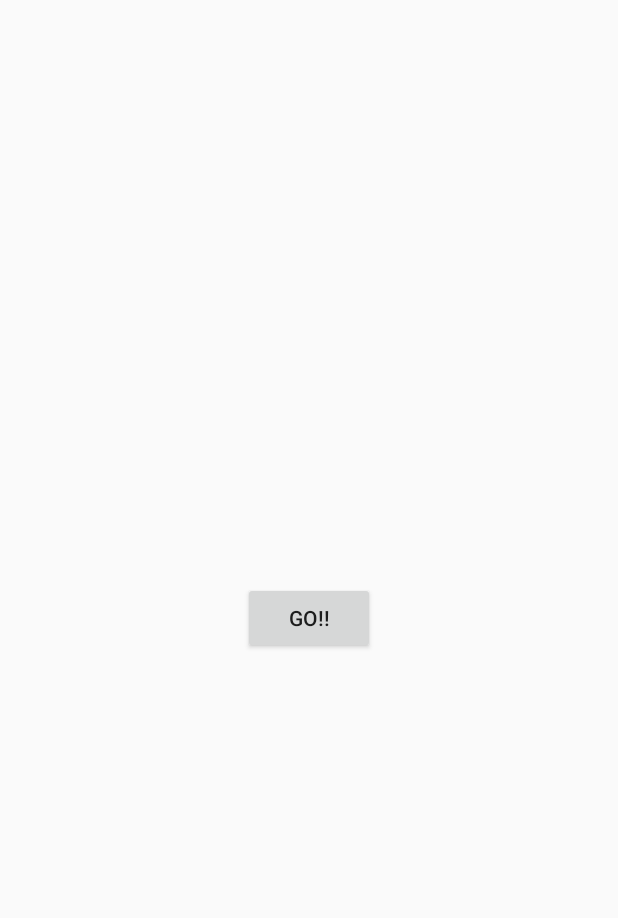
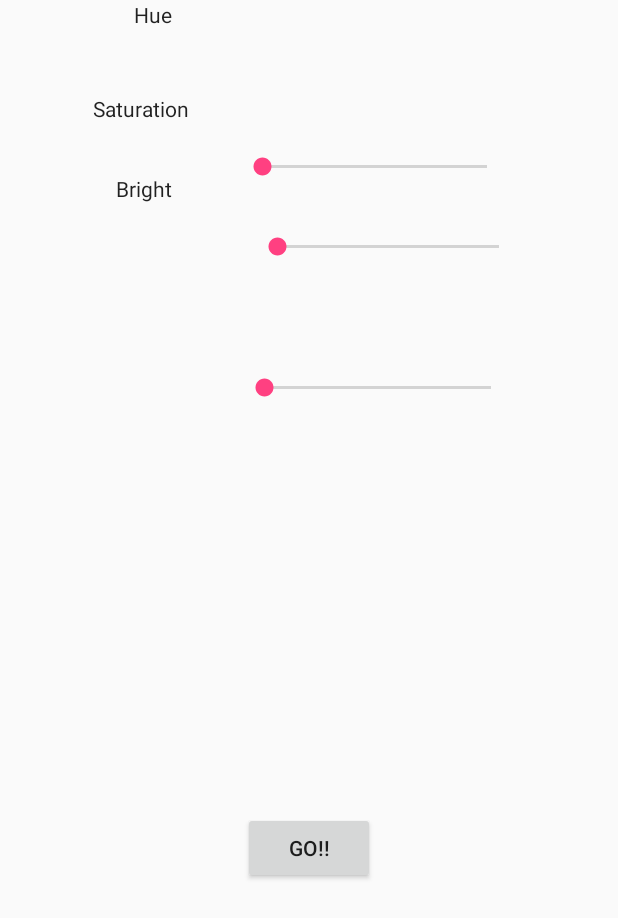
Before and after one commit to rafasalas/Rugs, an Android app: the screen it shows after launch (MainActivity), on a phone screen of 412 x 824 dp. Shown: the top 918 px of the screen. Run offline under Robolectric (Android 15) with nearby library versions, the phone set to English and light mode, and no system bars.

Commit message:
Colors first round

```diff
--- a/app/src/main/java/com/rafasalas/rugs/global.java
+++ b/app/src/main/java/com/rafasalas/rugs/global.java
@@ -14,7 +14,8 @@ public class global extends Application {
 
     private int r=255,g=255,b=255;*/
 
-
+    private boolean palette=false;
+    private float[] hsv = new float[3];
     private float intensity;
 
 
@@ -35,9 +36,11 @@ public class global extends Application {
     //fin finger
 
 
+    public void set_palette(boolean palette){this.palette=palette;}
+    public boolean get_palette(){return palette;}
 
-
-
+    public void set_color(float[] hsv){this.hsv=hsv;}
+    public float[] get_color(){return hsv;}
 
 
 
--- a/app/src/main/java/com/rafasalas/rugs/lienzo.java
+++ b/app/src/main/java/com/rafasalas/rugs/lienzo.java
@@ -50,7 +50,12 @@ public class lienzo {
         sistem2=new bezierBundle(width,height,6);
         sistem3=new bezierBundle(width,height,6);
         sistem4=new bezierBundle(width,height,6);
-
+        if (dataglobal.get_palette()){
+            sistem.colorize_palette(dataglobal.get_color());
+            sistem2.colorize_palette(dataglobal.get_color());
+            sistem3.colorize_palette(dataglobal.get_color());
+            sistem4.colorize_palette(dataglobal.get_color());
+        }
 
         hole=new Atractor(1);
         lateral1=new Atractor(1);
--- a/app/src/main/java/com/rafasalas/rugs/wallpaper.java
+++ b/app/src/main/java/com/rafasalas/rugs/wallpaper.java
@@ -46,6 +46,7 @@ public class wallpaper extends WallpaperService {
 
             int width = getApplicationContext().getResources().getDisplayMetrics().widthPixels;
             int height = getApplicationContext().getResources().getDisplayMetrics().heightPixels;
+
             lienzotrabajo=new lienzo(context,width,height);
 
 
--- a/app/src/main/res/layout/activity_main.xml
+++ b/app/src/main/res/layout/activity_main.xml
@@ -18,6 +18,82 @@
         app:layout_constraintBottom_toBottomOf="parent"
         app:layout_constraintLeft_toLeftOf="parent"
         app:layout_constraintRight_toRightOf="parent"
-        app:layout_constraintTop_toTopOf="parent" />
+        app:layout_constraintTop_toTopOf="parent"
+        app:layout_constraintVertical_bias="0.702" />
+
+    <SeekBar
+        android:id="@+id/seekBar2"
+        android:layout_width="182dp"
+        android:layout_height="23dp"
+        android:layout_marginRight="8dp"
+        app:layout_constraintRight_toRightOf="parent"
+        app:layout_constraintTop_toTopOf="parent"
+        android:layout_marginTop="99dp"
+        app:layout_constraintLeft_toRightOf="@+id/textView"
+        android:layout_marginLeft="8dp"
+        app:layout_constraintHorizontal_bias="0.361" />
+
+    <SeekBar
+        android:id="@+id/seekBar3"
+        android:layout_width="180dp"
+        android:layout_height="24dp"
+        android:layout_marginRight="8dp"
+        app:layout_constraintRight_toRightOf="parent"
+        android:layout_marginLeft="8dp"
+        app:layout_constraintLeft_toLeftOf="parent"
+        android:layout_marginTop="30dp"
+        app:layout_constraintTop_toBottomOf="@+id/seekBar2"
+        app:layout_constraintHorizontal_bias="0.744" />
+
+    <SeekBar
+        android:id="@+id/seekBar4"
+        android:layout_width="183dp"
+        android:layout_height="25dp"
+        android:layout_marginTop="8dp"
+        app:layout_constraintTop_toBottomOf="@+id/seekBar3"
+        android:layout_marginBottom="8dp"
+        app:layout_constraintBottom_toTopOf="@+id/goBoton"
+        android:layout_marginRight="8dp"
+        app:layout_constraintRight_toRightOf="parent"
+        android:layout_marginLeft="8dp"
+        app:layout_constraintHorizontal_bias="0.383"
+        app:layout_constraintVertical_bias="0.19"
+        app:layout_constraintLeft_toRightOf="@+id/textView3" />
+
+    <TextView
+        android:id="@+id/textView"
+        android:layout_width="wrap_content"
+        android:layout_height="wrap_content"
+        android:layout_marginLeft="89dp"
+        android:text="Hue"
+        android:textAlignment="center"
+        android:textAppearance="@style/TextAppearance.AppCompat"
+        app:layout_constraintLeft_toLeftOf="parent"
+        tools:layout_editor_absoluteY="99dp" />
+
+    <TextView
+        android:id="@+id/textView2"
+        android:layout_width="wrap_content"
+        android:layout_height="wrap_content"
+        android:layout_marginLeft="8dp"
+        android:layout_marginRight="8dp"
+        android:layout_marginTop="43dp"
+        android:text="Saturation"
+        android:textAppearance="@style/TextAppearance.AppCompat"
+        app:layout_constraintHorizontal_bias="0.611"
+        app:layout_constraintLeft_toLeftOf="parent"
+        app:layout_constraintRight_toLeftOf="@+id/seekBar3"
+        app:layout_constraintTop_toBottomOf="@+id/textView" />
+
+    <TextView
+        android:id="@+id/textView3"
+        android:layout_width="wrap_content"
+        android:layout_height="wrap_content"
+        android:layout_marginLeft="77dp"
+        android:layout_marginTop="34dp"
+        android:text="Bright"
+        android:textAppearance="@style/TextAppearance.AppCompat"
+        app:layout_constraintLeft_toLeftOf="parent"
+        app:layout_constraintTop_toBottomOf="@+id/textView2" />
 
 </android.support.constraint.ConstraintLayout>
--- a/rafalib/src/main/java/com/rafasalas/rafalib/composites/bezierBundle.java
+++ b/rafalib/src/main/java/com/rafasalas/rafalib/composites/bezierBundle.java
@@ -1,11 +1,13 @@
 package com.rafasalas.rafalib.composites;
 
 import android.graphics.Canvas;
+import android.graphics.Color;
 
 import com.rafasalas.rafalib.atractors.Atractor;
 import com.rafasalas.rafalib.particles.Mat_point;
 
 import java.util.ArrayList;
+import java.util.Random;
 
 import processing.core.PVector;
 
@@ -44,7 +46,19 @@ public class bezierBundle {
         }
     }
 
+    public void colorize_random(){
+        for (int i = 0; i < mChains.size(); i++) {
+            bezierChain p = mChains.get(i);
+            p.colorize_random();
+        }
 
+    }
+    public void colorize_palette(float[] hsv){
+        for (int i = 0; i < mChains.size(); i++) {
+            bezierChain p = mChains.get(i);
+            p.colorize_palette(hsv);
+        }
+    }
 
 
 }
--- a/rafalib/src/main/java/com/rafasalas/rafalib/composites/bezierChain.java
+++ b/rafalib/src/main/java/com/rafasalas/rafalib/composites/bezierChain.java
@@ -1,6 +1,7 @@
 package com.rafasalas.rafalib.composites;
 
 import android.graphics.Canvas;
+import android.graphics.Color;
 import android.graphics.Paint;
 import android.graphics.Path;
 
@@ -117,7 +118,25 @@ public class bezierChain {
             canvas.drawPath(p,paint);
     }
 
+public void colorize_random(){
+                                Random rnd=new Random();
+                                r=rnd.nextInt(255);
+                                g=rnd.nextInt(255);
+                                b=rnd.nextInt(255);
+
+                            }
+public void colorize_palette(float[] hsv){
+                            Random rnd=new Random();
+                            float hcomp;
 
 
+                            if (hsv[0]>180) {hsv[0]=hsv[0]-180;} else {hsv[0]=180-hsv[0];}
+
+                            hsv[2]=rnd.nextFloat()*100;
+                            int outputColor = Color.HSVToColor(hsv);
+                            r=Color.red(outputColor);
+                            g=Color.green(outputColor);
+                            b=Color.blue(outputColor);
+                            }
 
 }
```
